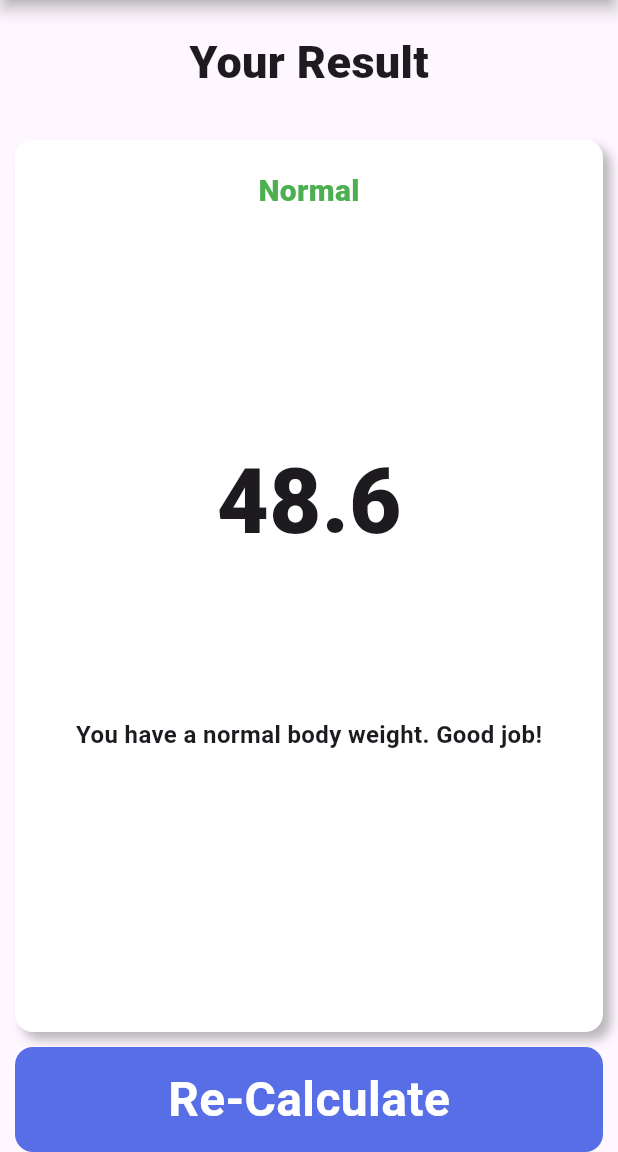
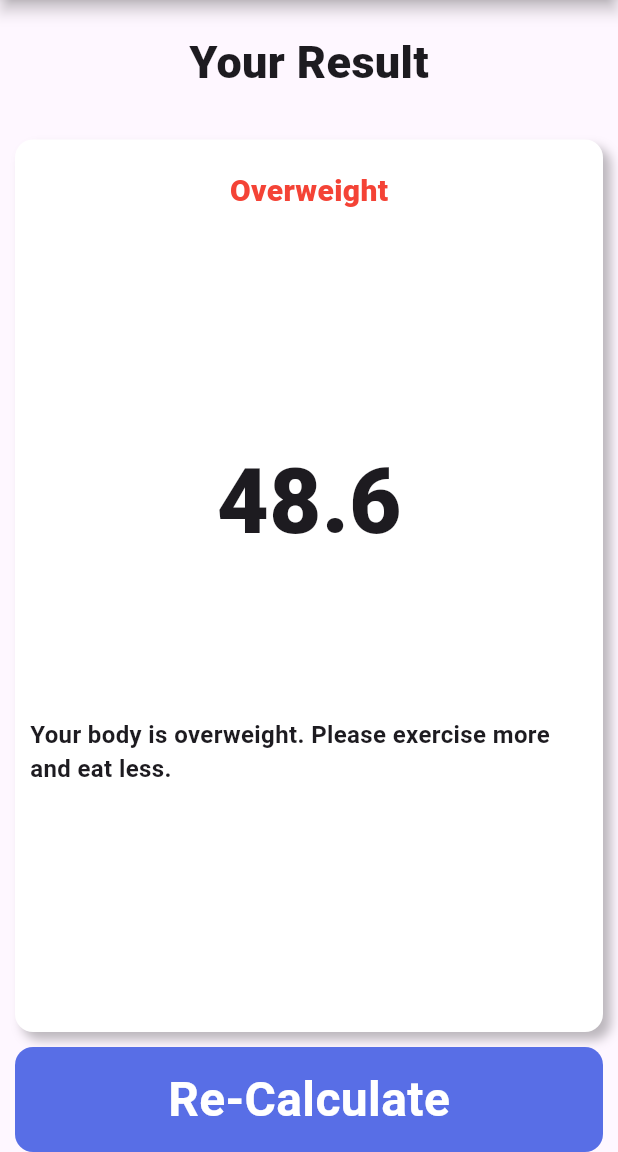
Before and after one commit to samuel-vrit/bmi_app, a Flutter app: the screen it shows after launch, after a tap on "Calculate", on a phone screen of 412 x 824 dp, the part 84-1236 px from its top. Run offline on Flutter 3.47's test engine with Material 3 defaults, Android fonts, the phone set to English and light mode, and no system bars; our stand-ins replace font_awesome_flutter, lite_rolling_switch.

Commit message:
finish project

```diff
--- a/lib/bmi_calculator.dart
+++ b/lib/bmi_calculator.dart
@@ -1,14 +1,48 @@
 import 'dart:math';
+import 'dart:ui';
+
+import 'package:flutter/material.dart';
 
 class BMICalculator {
   BMICalculator({required this.height, required this.weight});
 
   final int height;
   final double weight;
+  double bmi = 0;
 
   String calculateBMI() {
-    double bmi = weight / pow(height / 100, 2);
+    bmi = weight / pow(height / 100, 2);
 
     return bmi.toStringAsFixed(1);
   }
+
+  String getBmiGrade() {
+    if (bmi > 25) {
+      return 'Overweight';
+    } else if (bmi > 18) {
+      return 'Normal';
+    } else {
+      return 'Underweight';
+    }
+  }
+
+  String getSuggestion() {
+    if (bmi > 25) {
+      return 'Your body is overweight. Please exercise more and eat less.';
+    } else if (bmi > 18) {
+      return 'You have a normal body weight. Good job!';
+    } else {
+      return 'Your body is underweight. Please eat more.';
+    }
+  }
+
+  Color getGradeColor() {
+    if (bmi > 25) {
+      return Colors.red;
+    } else if (bmi > 18) {
+      return Colors.green;
+    } else {
+      return Colors.red;
+    }
+  }
 }
--- a/lib/main.dart
+++ b/lib/main.dart
@@ -13,7 +13,7 @@ class MyApp extends StatelessWidget {
   @override
   Widget build(BuildContext context) {
     return MaterialApp(
-      title: 'Flutter Demo',
+      title: 'Bmi app',
       debugShowCheckedModeBanner: false,
       theme: ThemeData(
         // ,
--- a/lib/screens/home_page.dart
+++ b/lib/screens/home_page.dart
@@ -10,7 +10,7 @@ import 'package:lite_rolling_switch/lite_rolling_switch.dart';
 import '../components/shadow_container.dart';
 
 class HomePage extends StatefulWidget {
-  HomePage({super.key});
+  const HomePage({super.key});
 
   @override
   State<HomePage> createState() => _HomePageState();
@@ -239,8 +239,19 @@ class _HomePageState extends State<HomePage> {
 
               String calculatedBmi = bmiCalculator.calculateBMI();
 
+              String bmiGrade = bmiCalculator.getBmiGrade();
+
+              String bmiSuggestion = bmiCalculator.getSuggestion();
+
+              Color gradeColor = bmiCalculator.getGradeColor();
+
               Navigator.push(context, MaterialPageRoute(builder: (context) {
-                return ResultPage(bmiResult: calculatedBmi);
+                return ResultPage(
+                  bmiResult: calculatedBmi,
+                  bmiGrade: bmiGrade,
+                  bmiSuggestion: bmiSuggestion,
+                  gradeColor: gradeColor,
+                );
               }));
             },
           ),
--- a/lib/screens/result_page.dart
+++ b/lib/screens/result_page.dart
@@ -4,9 +4,17 @@ import 'package:bmi_app/constants.dart';
 import 'package:flutter/material.dart';
 
 class ResultPage extends StatelessWidget {
-  const ResultPage({required this.bmiResult, super.key});
+  const ResultPage(
+      {required this.bmiResult,
+      required this.bmiGrade,
+      required this.bmiSuggestion,
+      required this.gradeColor,
+      super.key});
 
   final String bmiResult;
+  final String bmiGrade;
+  final String bmiSuggestion;
+  final Color gradeColor;
 
   @override
   Widget build(BuildContext context) {
@@ -40,8 +48,8 @@ class ResultPage extends StatelessWidget {
                 containerChild: Column(
                   children: [
                     Text(
-                      'Normal',
-                      style: kHeadingTextStyle.copyWith(color: Colors.green),
+                      bmiGrade,
+                      style: kHeadingTextStyle.copyWith(color: gradeColor),
                     ),
                     SizedBox(height: 150),
                     Text(
@@ -51,7 +59,7 @@ class ResultPage extends StatelessWidget {
                     ),
                     SizedBox(height: 100),
                     Text(
-                      'You have a normal body weight. Good job!',
+                      bmiSuggestion,
                       style: kSubHeadingTextStyle.copyWith(
                           fontWeight: FontWeight.bold),
                     )
```
Also changed, not shown: 60 other files.
